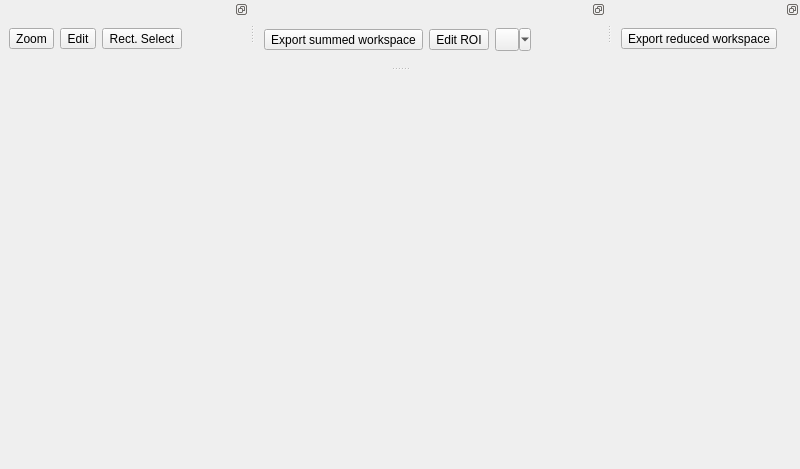
Old version of the form qt/scientific_interfaces/ISISReflectometry/GUI/Preview/PreviewDockedWidgets.ui in the repository mantidproject/mantid.
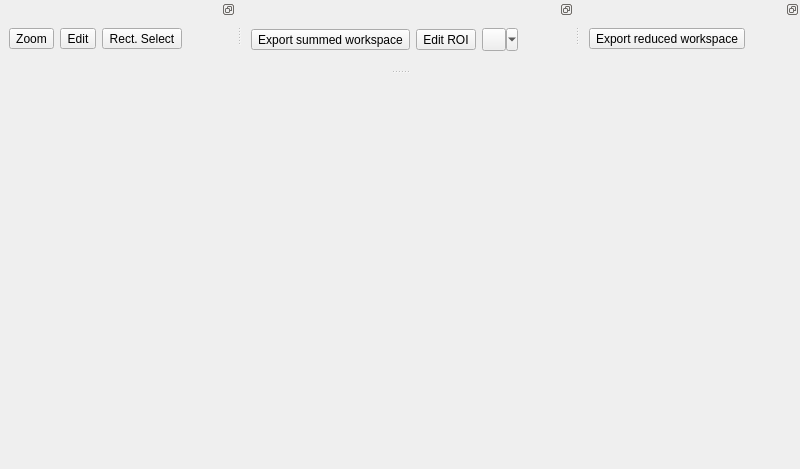
New version of the form. Custom widgets are drawn as their Qt base class.

```diff
--- a/qt/scientific_interfaces/ISISReflectometry/GUI/Preview/PreviewDockedWidgets.ui
+++ b/qt/scientific_interfaces/ISISReflectometry/GUI/Preview/PreviewDockedWidgets.ui
@@ -170,8 +170,8 @@
   <widget class="QDockWidget" name="lp_dock">
    <property name="minimumSize">
     <size>
-     <width>0</width>
-     <height>0</height>
+     <width>216</width>
+     <height>69</height>
     </size>
    </property>
    <property name="features">
```
Left out of the diff: 6 changed lines with no effect on the pictures.
